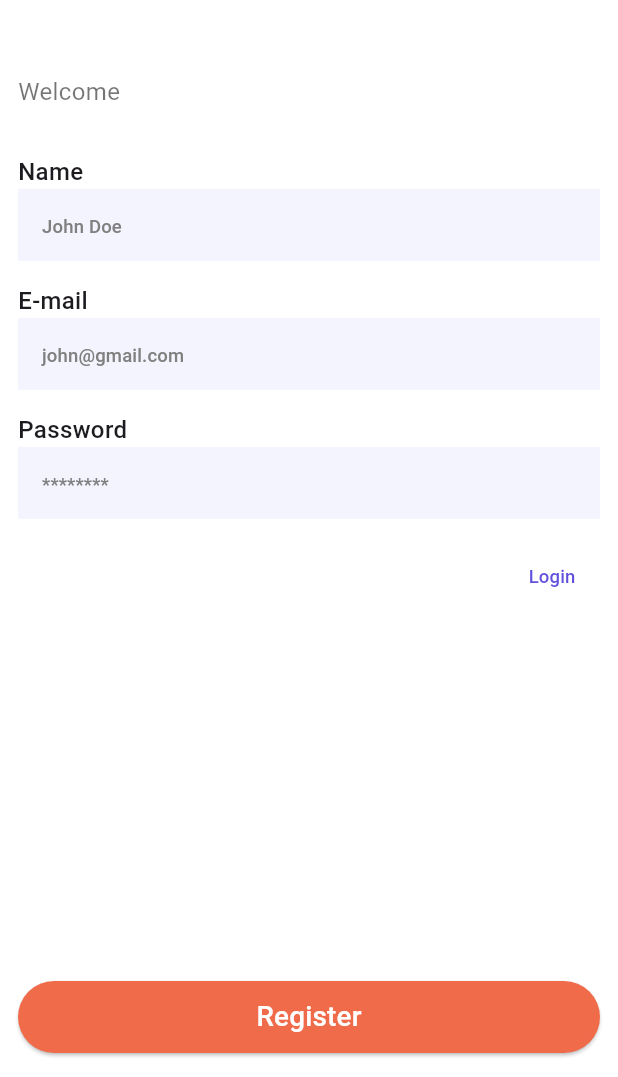
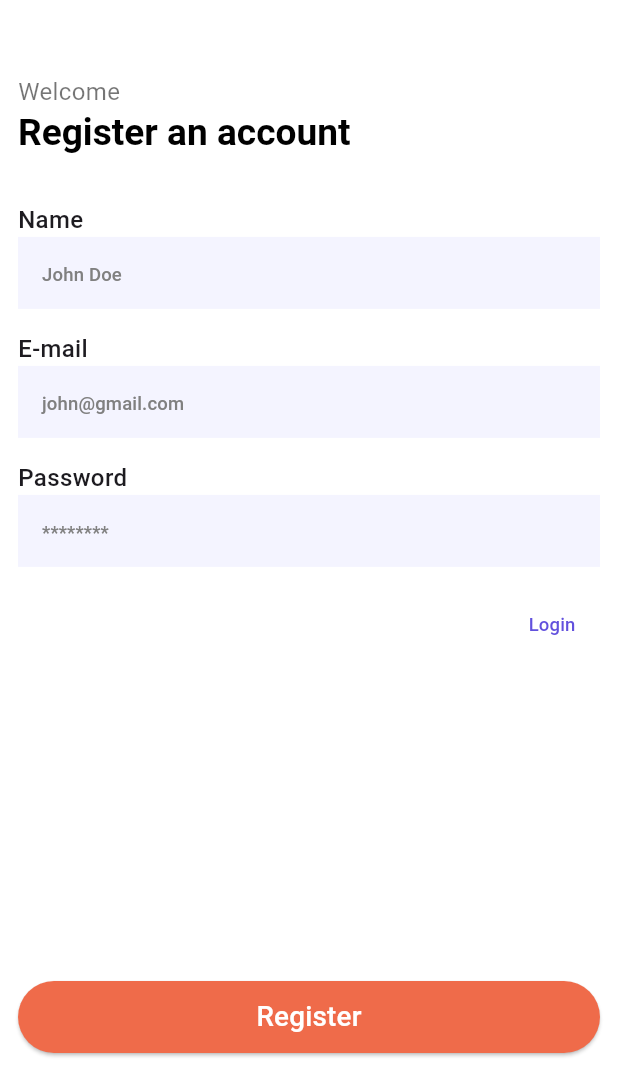
Before and after one commit to Furkan-Yildirim45/musicapp, a Flutter app: the RegisterView screen opened by its route, on a phone screen of 412 x 824 dp, the part 159-1236 px from its top. Run offline on Flutter 3.47's test engine with Material 3 defaults, Android fonts, the phone set to English and light mode, and no system bars; our stand-ins replace audioplayers, cloud_firestore, dio, firebase_auth, firebase_core, get and 2 more; accounts and stored records are empty.

Commit message:
proje bitti.

```diff
--- a/lib/view/home/artist_detail_view.dart
+++ b/lib/view/home/artist_detail_view.dart
@@ -42,7 +42,6 @@ class ArtistDetailView extends StatelessWidget {
                     ?.copyWith(fontWeight: FontWeight.bold)),
             AppSpaces.instance.vertical10,
             // Şarkı Listesi
-
             _buildPageListView(),
           ],
         ),
@@ -121,6 +120,7 @@ class ArtistDetailView extends StatelessWidget {
     );
   }
 
+
   Image _buildArtistImage() {
     return Image.network(
       controller.artist.image,
--- a/lib/view/register/register_view.dart
+++ b/lib/view/register/register_view.dart
@@ -32,6 +32,7 @@ class RegisterView extends StatelessWidget {
               AppSpaces.instance.vertical50,
               // Başlık
               _buildWelcomeText(context),
+              _buildRegisterToYourAccountText(context),
               AppSpaces.instance.vertical30,
               // İsim alanı
               _buildNameTextFieldTopText(context),
@@ -71,13 +72,11 @@ class RegisterView extends StatelessWidget {
       children: [
         TextButton(
           onPressed: () {
-                    NavigatorController.instance
-                        .pushToPage(NavigateRoutesItems.login);
+            NavigatorController.instance.pushToPage(NavigateRoutesItems.login);
           },
           child: Text(
             'Login',
-                    style:
-                        TextStyle(color: AppColor.majorelleBlue.getColor()),
+            style: TextStyle(color: AppColor.majorelleBlue.getColor()),
           ),
         ),
       ],
@@ -143,4 +142,12 @@ class RegisterView extends StatelessWidget {
       ),
     );
   }
+
+  Text _buildRegisterToYourAccountText(BuildContext context) {
+    return Text(
+      'Register an account',
+      style: context.appGeneral.textTheme.headlineMedium?.copyWith(
+          color: AppColor.black.getColor(), fontWeight: FontWeight.bold),
+    );
   }
+}
```
Lines whose indentation alone changed are shown as unchanged.
